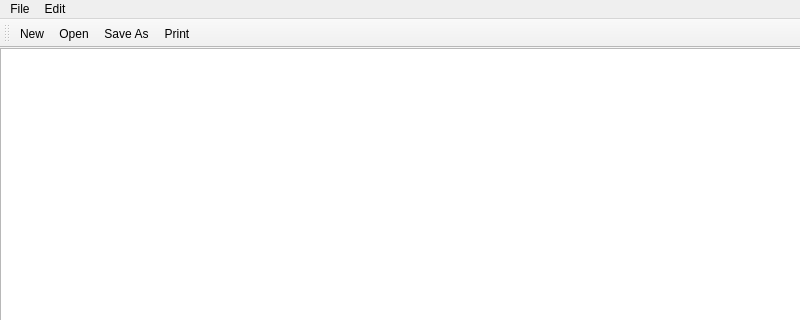
Above: Notepad/mainwindow.ui from retrotechie/rt-cpp-tryout before the change; both pictures show x 0 to 800 and y 0 to 320 of the 800 by 604 pixel window. Below: the same form after it.
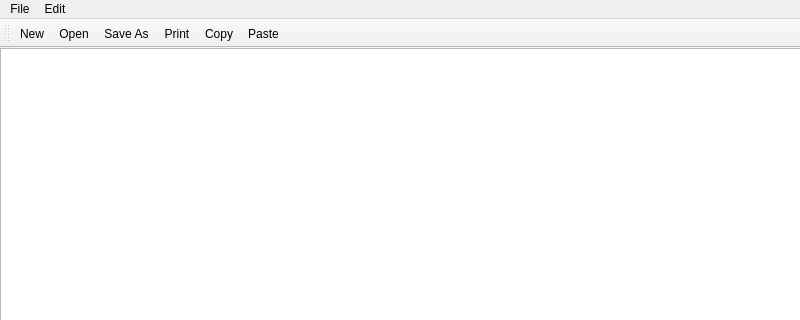
That is the form after the change. Icons and pictures are not drawn.

Commit message:
feat: perform `Copy` and `Paste` action
Issue #2

What changed in the file:
```diff
--- a/Notepad/mainwindow.ui
+++ b/Notepad/mainwindow.ui
@@ -77,6 +77,8 @@
    <addaction name="actionOpen"/>
    <addaction name="actionSave_As"/>
    <addaction name="actionPrint"/>
+   <addaction name="actionCopy"/>
+   <addaction name="actionPaste"/>
   </widget>
   <action name="actionNew">
    <property name="icon">
```
Left out of the diff: 8 changed lines with no effect on the pictures. The commit also changes 2 other files.
